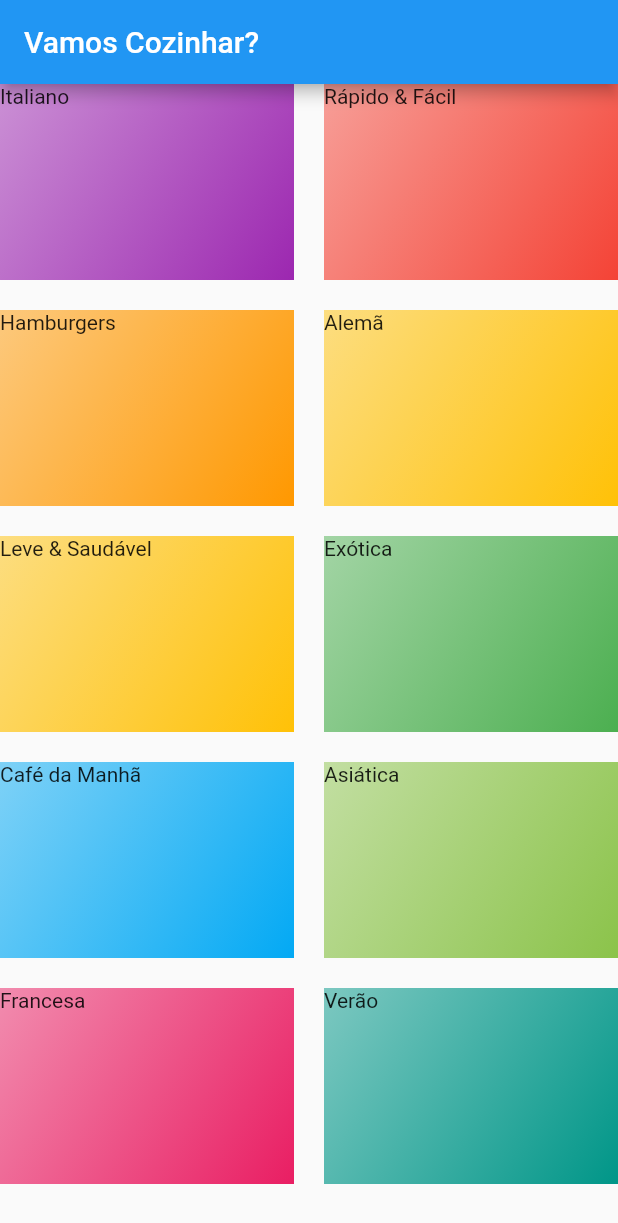
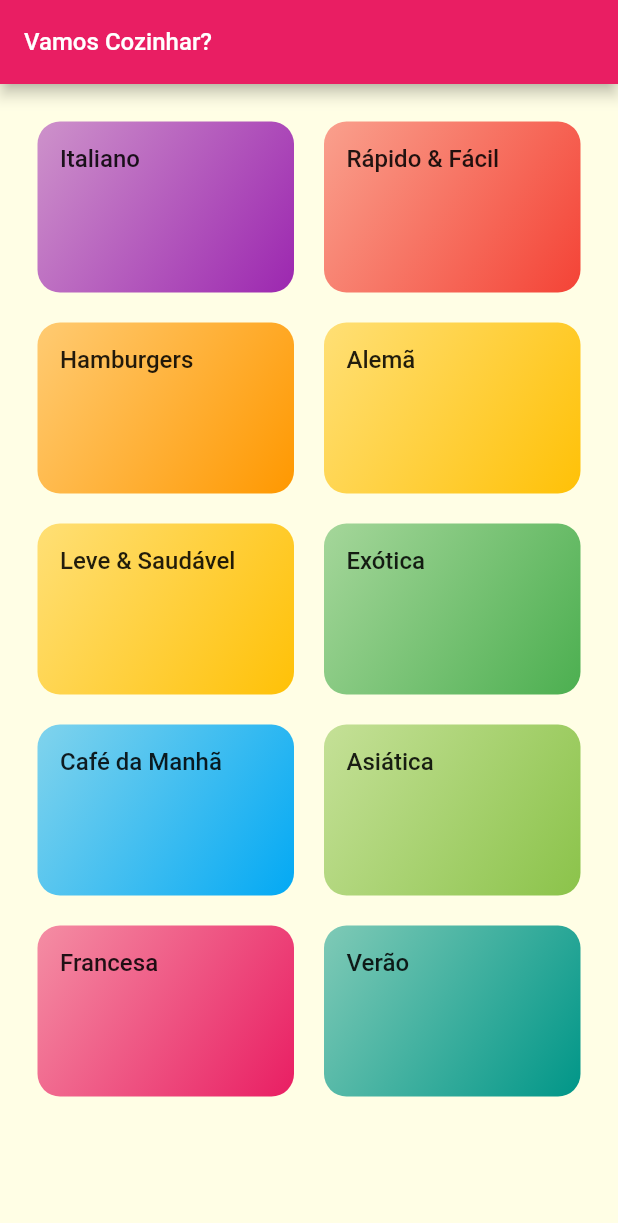
Before and after one commit to LeonardoJaques/meals_app_flutter, a Flutter app: the screen it shows after launch, on a phone screen of 412 x 824 dp. Shown: the top 1223 px of the screen. Run offline on Flutter 3.47's test engine with Material 2 defaults, Android fonts, the phone set to English and light mode, and no system bars; Roboto replaces fonts that are missing (RobotoCondensed).

Commit message:
add: new fonts, a theme colors and a new readme

```diff
--- a/lib/components/category_item.dart
+++ b/lib/components/category_item.dart
@@ -1,4 +1,4 @@
-import 'package:flutter/cupertino.dart';
+import 'package:flutter/material.dart';
 import 'package:meals_app_flutter/models/category.dart';
 
 class CategoryItem extends StatelessWidget {
@@ -8,7 +8,9 @@
   @override
   Widget build(BuildContext context) {
     return Container(
+      padding: const EdgeInsets.all(15),
       decoration: BoxDecoration(
+          borderRadius: BorderRadius.circular(15),
           gradient: LinearGradient(
             colors: [
               category.color.withOpacity(0.5),
@@ -17,7 +19,10 @@
             begin: Alignment.topLeft,
             end: Alignment.bottomRight,
           )),
-      child: Text(category.title),
+      child: Text(
+        category.title,
+        style: Theme.of(context).textTheme.titleLarge,
+      ),
     );
   }
 }
--- a/lib/main.dart
+++ b/lib/main.dart
@@ -10,7 +10,18 @@
   Widget build(BuildContext context) {
     return MaterialApp(
       title: 'Vamos Cozinhar?',
-      theme: ThemeData(primarySwatch: Colors.blue),
+      theme: ThemeData(
+          canvasColor: const Color.fromRGBO(255, 254, 229, 1),
+          fontFamily: 'Raleway',
+          textTheme: ThemeData.light().textTheme.copyWith(
+                titleLarge: const TextStyle(
+                  fontSize: 16,
+                  fontFamily: 'RobotoCondensed',
+                ),
+              ),
+          colorScheme: ColorScheme.fromSwatch(
+            primarySwatch: Colors.pink,
+          ).copyWith(secondary: Colors.amber)),
       home: const CategoriesScreen(),
     );
   }
--- a/lib/screens/categories_screen.dart
+++ b/lib/screens/categories_screen.dart
@@ -13,6 +13,7 @@
         title: const Text('Vamos Cozinhar?'),
       ),
       body: GridView(
+        padding: const EdgeInsets.all(25),
         gridDelegate: const SliverGridDelegateWithMaxCrossAxisExtent(
             maxCrossAxisExtent: 200,
             childAspectRatio: 3 / 2,
```
Also changed, not shown: pubspec.yaml (+19 -2 lines), assets/fonts/Raleway-Black.ttf (added), assets/fonts/Raleway-Bold.ttf (added), assets/fonts/Raleway-Regular.ttf (added), assets/fonts/RobotoCondensed-Bold.ttf (added), assets/fonts/RobotoCondensed-Italic.ttf (added), assets/fonts/RobotoCondensed-Light.ttf (added), assets/fonts/RobotoCondensed-Regular.ttf (added), 1 other file. Lines whose indentation alone changed are shown as unchanged.
